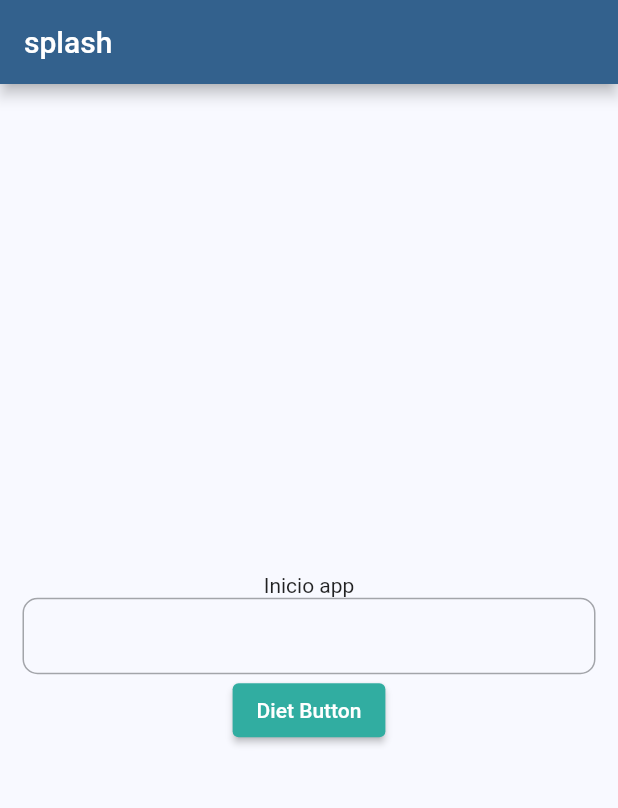
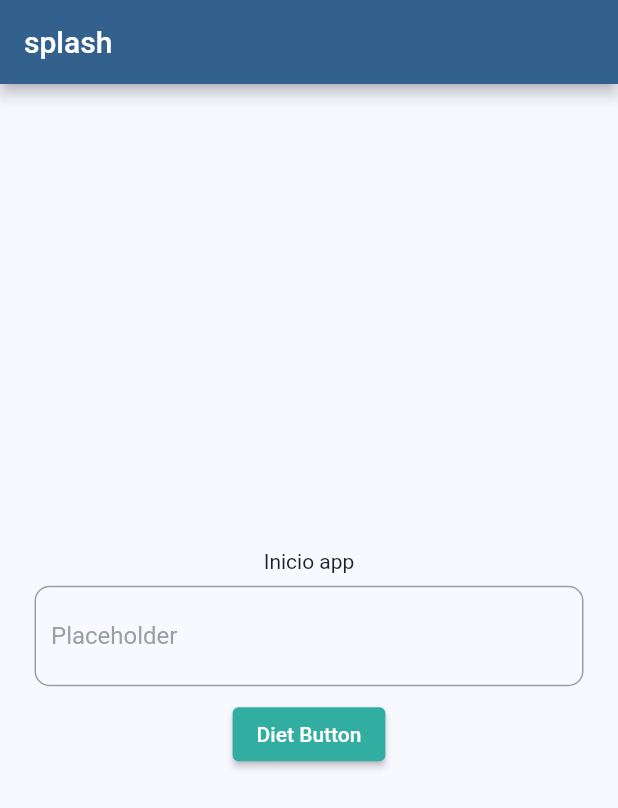
Before and after one commit to FilipeH14/diet_pdf, a Flutter app: the screen it shows after launch, after a tap on "Diet Button", on a phone screen of 412 x 824 dp. Shown: the top 808 px of the screen. Run offline on Flutter 3.47's test engine with Material 2 defaults, Android fonts, the phone set to English and light mode, and no system bars; our stand-ins replace firebase_auth, firebase_core, get; accounts and stored records are empty; Roboto replaces fonts that are missing (mplus1).

Commit message:
layout do formfield e configuração do firebase

```diff
--- a/lib/app/modules/splash/splash_page.dart
+++ b/lib/app/modules/splash/splash_page.dart
@@ -1,3 +1,4 @@
+import 'package:diet_pdf/app/shared/ui/widgets/diet_button.dart';
 import 'package:flutter/material.dart';
 import 'package:diet_pdf/app/shared/ui/widgets/diet_form_field.dart';
 
@@ -13,13 +14,10 @@ class SplashPage extends StatelessWidget {
           padding: const EdgeInsets.symmetric(horizontal: 15),
           child: Column(
             mainAxisAlignment: MainAxisAlignment.center,
-            children: [
-              const Text('Inicio app'),
-              const DietFormField(),
-              ElevatedButton(
-                child: const Text('Diet Button'),
-                onPressed: () {},
-              ),
+            children: const [
+              Text('Inicio app'),
+              DietFormField(),
+              DietButton(text: 'Diet Button'),
             ],
           ),
         ),
--- /dev/null
+++ b/lib/app/repositories/user/user_reopository.dart
@@ -0,0 +1,3 @@
+abstract class UserReopository {
+
+}
--- /dev/null
+++ b/lib/app/repositories/user/user_repository_impl.dart
@@ -0,0 +1,3 @@
+class UserRepositoryImpl {
+
+}
--- /dev/null
+++ b/lib/app/shared/ui/widgets/diet_button.dart
@@ -0,0 +1,18 @@
+import 'package:flutter/material.dart';
+
+class DietButton extends StatelessWidget {
+  final String text;
+
+  const DietButton({
+    required this.text,
+    Key? key,
+  }) : super(key: key);
+
+  @override
+  Widget build(BuildContext context) {
+    return ElevatedButton(
+      child: Text(text),
+      onPressed: () {},
+    );
+  }
+}
--- a/lib/app/shared/ui/widgets/diet_form_field.dart
+++ b/lib/app/shared/ui/widgets/diet_form_field.dart
@@ -1,15 +1,49 @@
+import 'package:diet_pdf/app/shared/ui/diet_colors.dart';
 import 'package:flutter/material.dart';
 
-class DietFormField extends StatelessWidget {
+class DietFormField extends StatefulWidget {
   const DietFormField({Key? key}) : super(key: key);
 
   @override
+  State<DietFormField> createState() => _DietFormFieldState();
+}
+
+class _DietFormFieldState extends State<DietFormField> {
+  final FocusNode _focusNode = FocusNode();
+
+  Color _borderColor = Colors.grey;
+
+  @override
+  void initState() {
+    _focusNode.addListener(() {
+      setState(() {
+        _borderColor = _focusNode.hasFocus ? DietColors.primary : Colors.grey;
+      });
+    });
+  }
+
+  @override
   Widget build(BuildContext context) {
-    return TextFormField(
-      decoration: InputDecoration(
-        isDense: true,
-        border: OutlineInputBorder(
-          borderRadius: BorderRadius.circular(10),
+    return Container(
+      margin: const EdgeInsets.all(8),
+      decoration: BoxDecoration(
+        border: Border.all(color: _borderColor),
+        borderRadius: BorderRadius.circular(10),
+      ),
+      child: TextFormField(
+        focusNode: _focusNode,
+        decoration: InputDecoration(
+          contentPadding: const EdgeInsets.symmetric(
+            horizontal: 10,
+            vertical: 15,
+          ),
+          isDense: true,
+          border: InputBorder.none,
+          labelText: 'Placeholder',
+          labelStyle: TextStyle(
+            height: 0.5,
+            color: _borderColor,
+          ),
         ),
       ),
     );
--- a/lib/diet_app.dart
+++ b/lib/diet_app.dart
@@ -1,3 +1,4 @@
+import 'package:firebase_auth/firebase_auth.dart';
 import 'package:flutter/material.dart';
 import 'package:get/get.dart';
 
@@ -5,8 +6,20 @@ import 'package:diet_pdf/app/shared/ui/diet_colors.dart';
 import 'package:diet_pdf/app/routes/splash_routers.dart';
 import 'package:diet_pdf/app/routes/routes_name.dart';
 
-class DietApp extends StatelessWidget {
+class DietApp extends StatefulWidget {
   const DietApp({Key? key}) : super(key: key);
+
+  @override
+  State<DietApp> createState() => _DietAppState();
+}
+
+class _DietAppState extends State<DietApp> {
+
+  @override
+  void initState() {
+    super.initState();
+    FirebaseAuth auth = FirebaseAuth.instance;
+  }
 
   @override
   Widget build(BuildContext context) {
@@ -14,10 +27,7 @@ class DietApp extends StatelessWidget {
       title: 'Diet PDF',
       debugShowCheckedModeBanner: false,
       theme: ThemeData(
-        // useMaterial3: true,
         colorSchemeSeed: DietColors.secondary,
-        // primarySwatch: Colors.pink,
-        // scaffoldBackgroundColor: DietColors.rightGreen,
         fontFamily: 'mplus1',
         elevatedButtonTheme: ElevatedButtonThemeData(
           style: ElevatedButton.styleFrom(
--- a/lib/main.dart
+++ b/lib/main.dart
@@ -1,7 +1,10 @@
 import 'package:flutter/material.dart';
+import 'package:firebase_core/firebase_core.dart';
 
 import 'package:diet_pdf/diet_app.dart';
 
-void main() {
+Future<void> main() async {
+  WidgetsFlutterBinding.ensureInitialized();
+  await Firebase.initializeApp();
   runApp(const DietApp());
 }
--- a/pubspec.yaml
+++ b/pubspec.yaml
@@ -32,6 +32,8 @@ dependencies:
   flutter:
     sdk: flutter
   get: ^4.6.5
+  firebase_core: ^2.4.0
+  firebase_auth: ^4.2.0
 
 
   # The following adds the Cupertino Icons font to your application.
```
Also changed, not shown: pubspec.lock, 6 other files.
